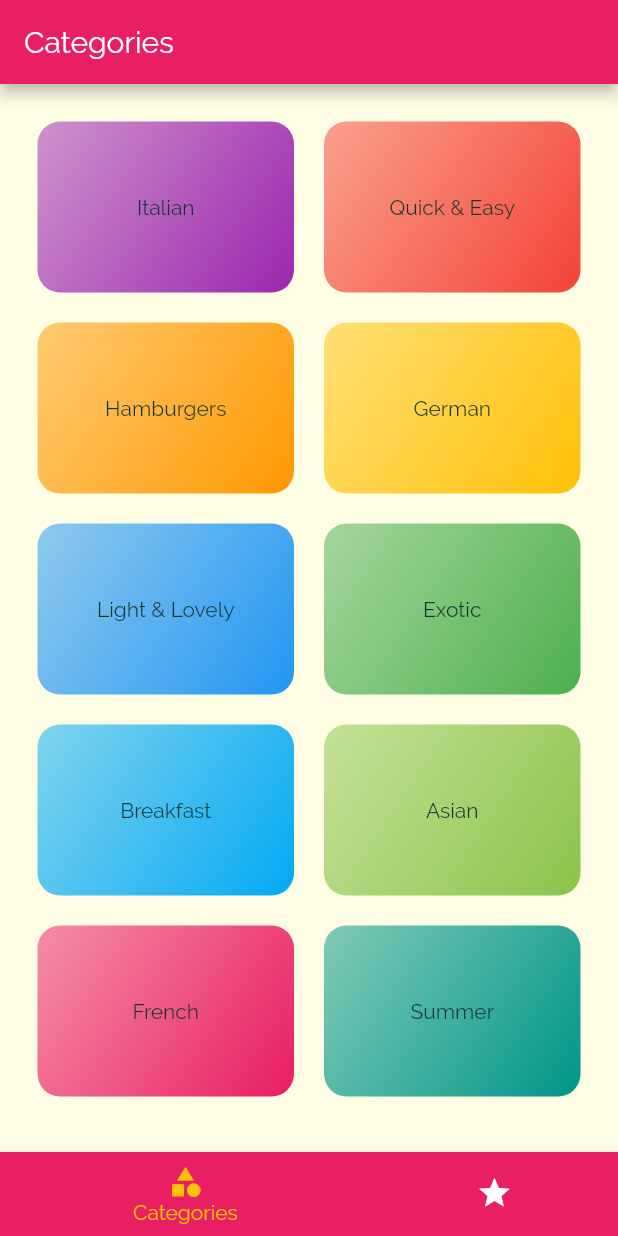
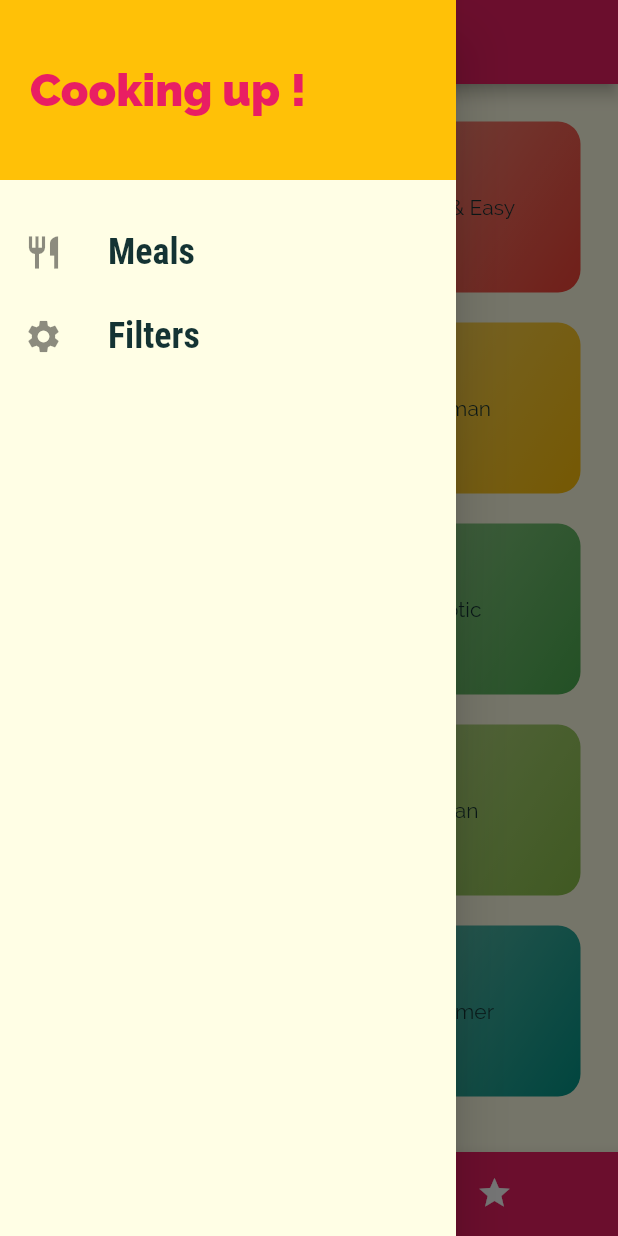
Before and after one commit to imshivamdwivedi/Meals, a Flutter app: the screen it shows after launch, with the side drawer open (before the commit the screen has no drawer), on a phone screen of 412 x 824 dp. Run offline on Flutter 3.47's test engine with Material 2 defaults, Android fonts, the phone set to English and light mode, and no system bars.

Commit message:
added main_drawer.dart and filter_screen.dart file

```diff
--- a/lib/main.dart
+++ b/lib/main.dart
@@ -1,4 +1,5 @@
 import 'package:flutter/material.dart';
+import './screens/filter_screen.dart';
 
 import './screens/tabs_screen.dart';
 import './screens/meal_detail_screen.dart';
@@ -37,6 +38,7 @@ class MyApp extends StatelessWidget {
         '/': (ctx) => TabsScreen(),
         CategoryMealsScreen.routeName: (ctx) => CategoryMealsScreen(),
         MealDetailScreen.routeName: (ctx) => MealDetailScreen(),
+        FiltersScreen.routeName: (ctx) => FiltersScreen(),
       },
     );
   }
--- /dev/null
+++ b/lib/screens/filter_screen.dart
@@ -0,0 +1,15 @@
+import 'package:flutter/material.dart';
+
+class FiltersScreen extends StatelessWidget {
+  static const routeName = "/filters";
+
+  @override
+  Widget build(BuildContext context) {
+    return Scaffold(
+      appBar: AppBar(
+        title: Text("You Filtes"),
+      ),
+      body: Center(child: Text("Filters !")),
+    );
+  }
+}
--- a/lib/screens/tabs_screen.dart
+++ b/lib/screens/tabs_screen.dart
@@ -1,4 +1,5 @@
 import 'package:flutter/material.dart';
+import '../widget/main_drawer.dart';
 
 import '../screens/favourite_screen.dart';
 import './categories_screen.dart';
@@ -37,6 +38,7 @@ class _TabsScreenState extends State<TabsScreen> {
         appBar: AppBar(
           title: Text(_pages[_selectedPageIndex]['title']),
         ),
+        drawer: MainDrawer(),
         body: _pages[_selectedPageIndex]['page'],
         bottomNavigationBar: BottomNavigationBar(
           backgroundColor: Theme.of(context).primaryColor,
--- /dev/null
+++ b/lib/widget/main_drawer.dart
@@ -0,0 +1,59 @@
+import 'package:flutter/material.dart';
+import '../screens/filter_screen.dart';
+
+class MainDrawer extends StatelessWidget {
+  Widget _buildListTile(IconData icon, String title, VoidCallback tapHandler) {
+    return ListTile(
+      leading: Icon(
+        icon,
+        size: 26,
+      ),
+      title: Text(
+        title,
+        style: TextStyle(
+          fontFamily: 'RobotoCondensed',
+          fontSize: 24,
+          fontWeight: FontWeight.bold,
+        ),
+      ),
+      onTap: tapHandler,
+    );
+  }
+
+  @override
+  Widget build(BuildContext context) {
+    return Drawer(
+      child: Column(
+        children: [
+          Container(
+            height: 120,
+            width: double.infinity,
+            padding: EdgeInsets.all(20),
+            alignment: Alignment.centerLeft,
+            color: Theme.of(context).accentColor,
+            child: Text(
+              "Cooking up !",
+              style: TextStyle(
+                  fontWeight: FontWeight.w900,
+                  fontSize: 30,
+                  color: Theme.of(context).primaryColor),
+            ),
+          ),
+          SizedBox(
+            height: 20,
+          ),
+          _buildListTile(Icons.restaurant, "Meals", () {
+            Navigator.of(context).pushNamed('/');
+          }),
+          _buildListTile(
+            Icons.settings,
+            "Filters",
+            () {
+              Navigator.of(context).pushNamed(FiltersScreen.routeName);
+            },
+          ),
+        ],
+      ),
+    );
+  }
+}
```
